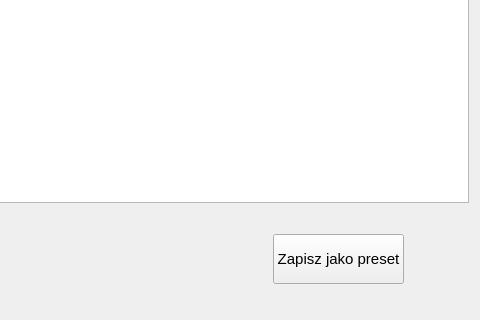
SiekamCebule/sj-sim, file source/UI/Seasons/CalendarEditor/CalendarEditorWidget.ui: the form before one commit; both pictures show x 315 to 795 and y 266 to 586 of the 795 by 586 pixel window.
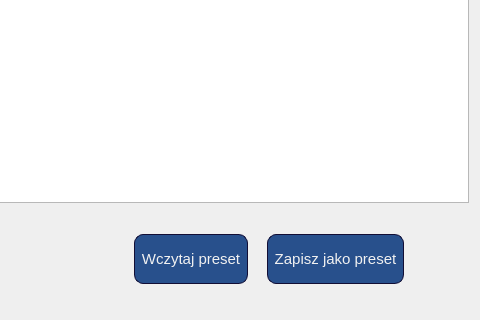
The form after the commit.

Diff of the .ui file:
```diff
--- a/source/UI/Seasons/CalendarEditor/CalendarEditorWidget.ui
+++ b/source/UI/Seasons/CalendarEditor/CalendarEditorWidget.ui
@@ -83,6 +83,53 @@
            </property>
           </spacer>
          </item>
+         <item>
+          <widget class="QPushButton" name="pushButton_loadFromPreset">
+           <property name="sizePolicy">
+            <sizepolicy hsizetype="Minimum" vsizetype="Preferred">
+             <horstretch>0</horstretch>
+             <verstretch>0</verstretch>
+            </sizepolicy>
+           </property>
+           <property name="maximumSize">
+            <size>
+             <width>16777215</width>
+             <height>50</height>
+            </size>
+           </property>
+           <property name="font">
+            <font>
+             <pointsize>11</pointsize>
+            </font>
+           </property>
+           <property name="styleSheet">
+            <string notr="true">background-color: rgb(40, 80, 140);
+border: 1px solid rgb(18, 14, 53);
+border-radius: 9px;
+padding: 6px;
+color: rgb(241, 241, 241);</string>
+           </property>
+           <property name="text">
+            <string>Wczytaj preset</string>
+           </property>
+          </widget>
+         </item>
+         <item>
+          <spacer name="horizontalSpacer_3">
+           <property name="orientation">
+            <enum>Qt::Horizontal</enum>
+           </property>
+           <property name="sizeType">
+            <enum>QSizePolicy::Maximum</enum>
+           </property>
+           <property name="sizeHint" stdset="0">
+            <size>
+             <width>13</width>
+             <height>20</height>
+            </size>
+           </property>
+          </spacer>
+         </item>
          <item>
           <widget class="QPushButton" name="pushButton_saveCalendarPreset">
            <property name="sizePolicy">
@@ -102,6 +149,13 @@
              <pointsize>11</pointsize>
             </font>
            </property>
+           <property name="styleSheet">
+            <string notr="true">background-color: rgb(40, 80, 140);
+border: 1px solid rgb(18, 14, 53);
+border-radius: 9px;
+padding: 6px;
+color: rgb(241, 241, 241);</string>
+           </property>
            <property name="text">
             <string>Zapisz jako preset</string>
            </property>
```
